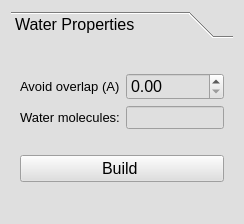
Before: the Qt Designer form furiousatoms/forms/solution.ui in nasimanousheh/furious-atoms, drawn with Qt 5.
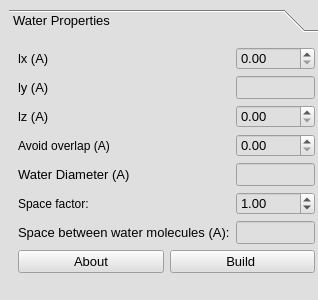
After: the same form once the commit is applied.

Commit message: Added more options in the widget

```diff
--- a/furiousatoms/forms/solution.ui
+++ b/furiousatoms/forms/solution.ui
@@ -6,10 +6,22 @@
    <rect>
     <x>0</x>
     <y>0</y>
-    <width>240</width>
-    <height>220</height>
+    <width>318</width>
+    <height>300</height>
    </rect>
   </property>
+  <property name="minimumSize">
+   <size>
+    <width>318</width>
+    <height>300</height>
+   </size>
+  </property>
+  <property name="maximumSize">
+   <size>
+    <width>318</width>
+    <height>318</height>
+   </size>
+  </property>
   <property name="font">
    <font>
     <stylestrategy>NoAntialias</stylestrategy>
@@ -21,24 +33,36 @@
   <property name="styleSheet">
    <string notr="true">background-color: rgb(223, 223, 223);</string>
   </property>
-  <layout class="QGridLayout" name="gridLayout_4">
-   <item row="0" column="0">
     <widget class="QToolBox" name="solution_label">
+   <property name="geometry">
+    <rect>
+     <x>9</x>
+     <y>9</y>
+     <width>315</width>
+     <height>300</height>
+    </rect>
+   </property>
+   <property name="sizePolicy">
+    <sizepolicy hsizetype="Minimum" vsizetype="Minimum">
+     <horstretch>0</horstretch>
+     <verstretch>0</verstretch>
+    </sizepolicy>
+   </property>
      <property name="minimumSize">
       <size>
-       <width>222</width>
-       <height>202</height>
+     <width>315</width>
+     <height>300</height>
       </size>
      </property>
      <property name="maximumSize">
       <size>
-       <width>222</width>
-       <height>16777215</height>
+     <width>315</width>
+     <height>300</height>
       </size>
      </property>
      <property name="font">
       <font>
-       <pointsize>12</pointsize>
+     <pointsize>10</pointsize>
        <weight>50</weight>
        <bold>false</bold>
        <underline>false</underline>
@@ -52,21 +76,102 @@
        <rect>
         <x>0</x>
         <y>0</y>
-        <width>222</width>
-        <height>169</height>
+      <width>315</width>
+      <height>270</height>
        </rect>
       </property>
       <attribute name="label">
        <string>Water Properties</string>
       </attribute>
+    <layout class="QGridLayout" name="gridLayout_3">
+     <item row="0" column="0">
       <layout class="QGridLayout" name="gridLayout_2">
        <item row="0" column="0">
-        <layout class="QGridLayout" name="gridLayout">
-         <item row="0" column="0">
+        <widget class="QLabel" name="label_lx">
+         <property name="font">
+          <font>
+           <pointsize>10</pointsize>
+          </font>
+         </property>
+         <property name="text">
+          <string>lx (A)</string>
+         </property>
+        </widget>
+       </item>
+       <item row="0" column="1">
+        <widget class="QDoubleSpinBox" name="SpinBox_lx">
+         <property name="font">
+          <font>
+           <pointsize>10</pointsize>
+          </font>
+         </property>
+         <property name="decimals">
+          <number>2</number>
+         </property>
+         <property name="maximum">
+          <double>200.000000000000000</double>
+         </property>
+        </widget>
+       </item>
+       <item row="1" column="0">
+        <widget class="QLabel" name="label_ly">
+         <property name="font">
+          <font>
+           <pointsize>10</pointsize>
+          </font>
+         </property>
+         <property name="text">
+          <string>ly (A)</string>
+         </property>
+        </widget>
+       </item>
+       <item row="1" column="1">
+        <widget class="QLineEdit" name="lineEdit_ly">
+         <property name="font">
+          <font>
+           <pointsize>10</pointsize>
+          </font>
+         </property>
+         <property name="acceptDrops">
+          <bool>false</bool>
+         </property>
+         <property name="readOnly">
+          <bool>true</bool>
+         </property>
+        </widget>
+       </item>
+       <item row="2" column="0">
+        <widget class="QLabel" name="label_lz">
+         <property name="font">
+          <font>
+           <pointsize>10</pointsize>
+          </font>
+         </property>
+         <property name="text">
+          <string>lz (A)</string>
+         </property>
+        </widget>
+       </item>
+       <item row="2" column="1">
+        <widget class="QDoubleSpinBox" name="SpinBox_lz">
+         <property name="font">
+          <font>
+           <pointsize>10</pointsize>
+          </font>
+         </property>
+         <property name="decimals">
+          <number>2</number>
+         </property>
+         <property name="maximum">
+          <double>200.000000000000000</double>
+         </property>
+        </widget>
+       </item>
+       <item row="3" column="0">
           <widget class="QLabel" name="label_avoid_overlap">
            <property name="font">
             <font>
-             <pointsize>10</pointsize>
+           <pointsize>9</pointsize>
             </font>
            </property>
            <property name="text">
@@ -74,11 +179,11 @@
            </property>
           </widget>
          </item>
-         <item row="0" column="1">
+       <item row="3" column="1">
           <widget class="QDoubleSpinBox" name="SpinBox_avoid_overlap">
            <property name="font">
             <font>
-             <pointsize>12</pointsize>
+           <pointsize>10</pointsize>
             </font>
            </property>
            <property name="decimals">
@@ -89,20 +194,20 @@
            </property>
           </widget>
          </item>
-         <item row="2" column="0">
-          <widget class="QLabel" name="label_num_water">
+       <item row="4" column="0">
+        <widget class="QLabel" name="label">
            <property name="font">
             <font>
              <pointsize>10</pointsize>
             </font>
            </property>
            <property name="text">
-            <string>Water molecules:</string>
+          <string>Water Diameter (A)</string>
            </property>
           </widget>
          </item>
-         <item row="2" column="1">
-          <widget class="QLineEdit" name="lineEdit_num_water">
+       <item row="4" column="1">
+        <widget class="QLineEdit" name="lineEdit_water_dia">
            <property name="font">
             <font>
              <pointsize>10</pointsize>
@@ -113,13 +218,78 @@
            </property>
           </widget>
          </item>
+       <item row="5" column="0">
+        <widget class="QLabel" name="label_space_dia">
+         <property name="sizePolicy">
+          <sizepolicy hsizetype="Minimum" vsizetype="Minimum">
+           <horstretch>0</horstretch>
+           <verstretch>0</verstretch>
+          </sizepolicy>
+         </property>
+         <property name="font">
+          <font>
+           <pointsize>9</pointsize>
+          </font>
+         </property>
+         <property name="text">
+          <string>Space factor:</string>
+         </property>
+        </widget>
+       </item>
+       <item row="5" column="1">
+        <widget class="QDoubleSpinBox" name="SpinBox_space_dia">
+         <property name="font">
+          <font>
+           <pointsize>10</pointsize>
+          </font>
+         </property>
+         <property name="decimals">
+          <number>2</number>
+         </property>
+         <property name="minimum">
+          <double>0.900000000000000</double>
+         </property>
+         <property name="maximum">
+          <double>1.500000000000000</double>
+         </property>
+         <property name="singleStep">
+          <double>0.010000000000000</double>
+         </property>
+         <property name="value">
+          <double>1.000000000000000</double>
+         </property>
+        </widget>
+       </item>
+       <item row="6" column="0">
+        <widget class="QLabel" name="label_2">
+         <property name="font">
+          <font>
+           <pointsize>10</pointsize>
+          </font>
+         </property>
+         <property name="text">
+          <string>Space between water molecules (A):</string>
+         </property>
+        </widget>
+       </item>
+       <item row="6" column="1">
+        <widget class="QLineEdit" name="lineEdit_spacing">
+         <property name="font">
+          <font>
+           <pointsize>10</pointsize>
+          </font>
+         </property>
+        </widget>
+       </item>
         </layout>
        </item>
        <item row="1" column="0">
+      <layout class="QGridLayout" name="gridLayout">
+       <item row="0" column="1">
         <widget class="QPushButton" name="pushButton_build_solution">
          <property name="font">
           <font>
-           <pointsize>12</pointsize>
+           <pointsize>10</pointsize>
           </font>
          </property>
          <property name="text">
@@ -127,11 +297,36 @@
          </property>
         </widget>
        </item>
-      </layout>
-     </widget>
-    </widget>
-   </item>
-  </layout>
+       <item row="0" column="0">
+        <widget class="QPushButton" name="pushButton_about_solution">
+         <property name="font">
+          <font>
+           <pointsize>10</pointsize>
+          </font>
+         </property>
+         <property name="text">
+          <string>About</string>
+         </property>
+        </widget>
+       </item>
+       <item row="1" column="0">
+        <spacer name="verticalSpacer">
+         <property name="orientation">
+          <enum>Qt::Vertical</enum>
+         </property>
+         <property name="sizeHint" stdset="0">
+          <size>
+           <width>20</width>
+           <height>40</height>
+          </size>
+         </property>
+        </spacer>
+       </item>
+      </layout>
+     </item>
+    </layout>
+   </widget>
+  </widget>
  </widget>
  <resources/>
  <connections/>
```
Lines whose indentation alone changed are shown as unchanged.
